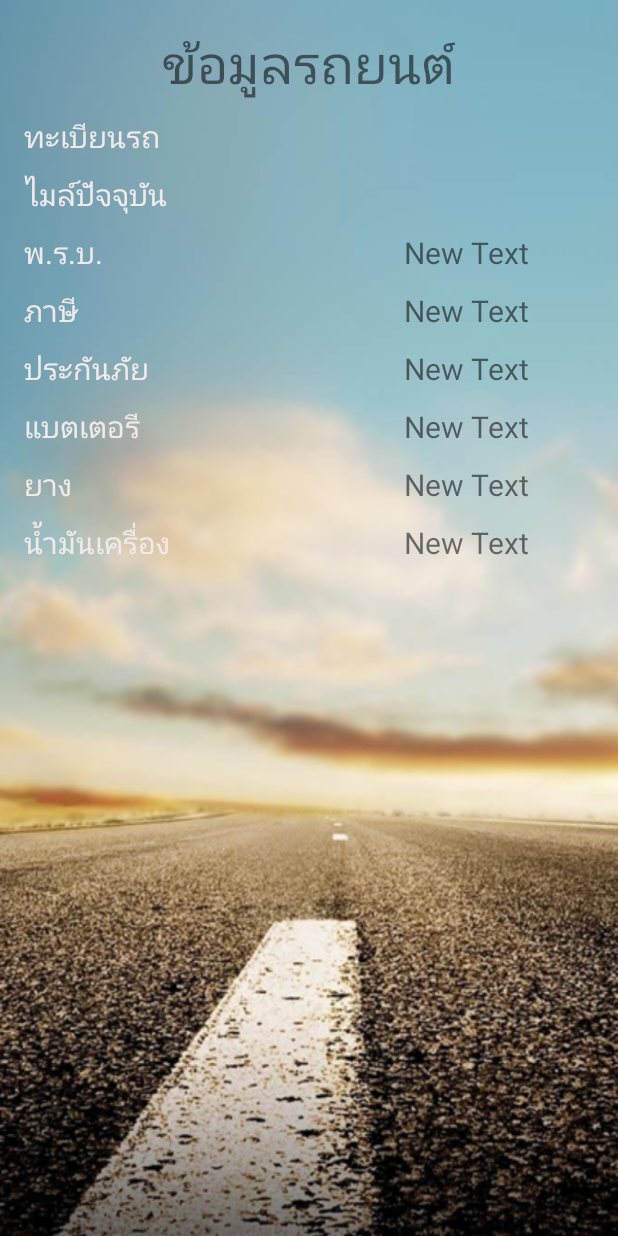
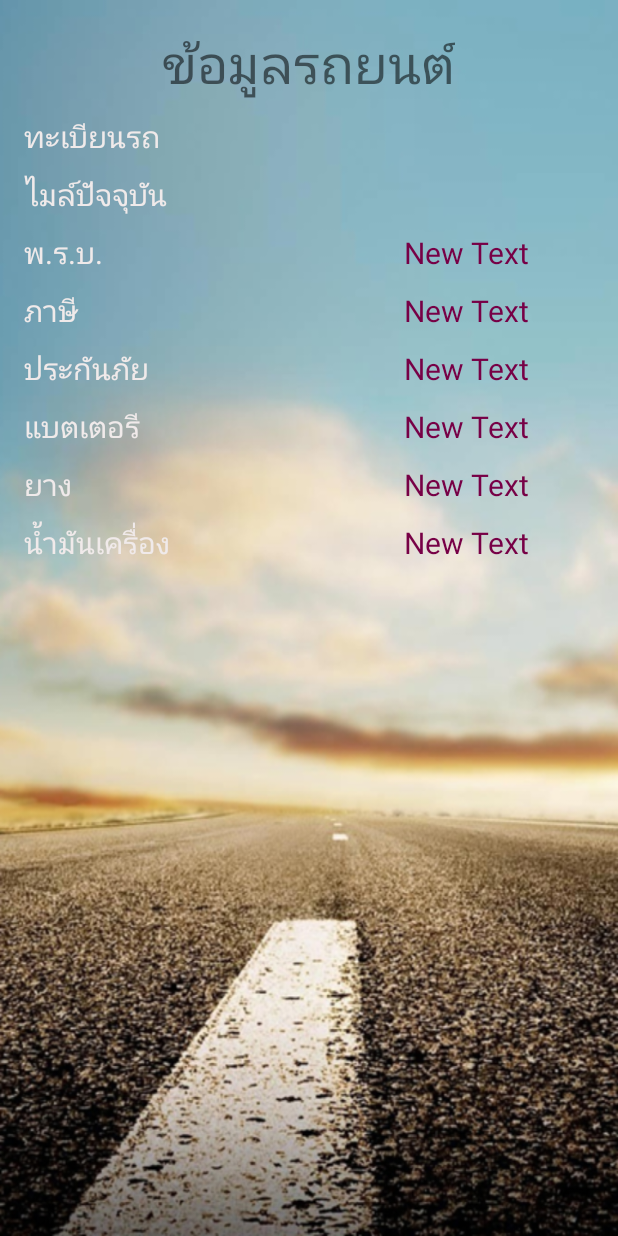
Before and after one commit to SurachaArayachatsakul/DrivingBetter2016, an Android app: the InformationActivity screen opened directly, with no data from a screen before it, on a phone screen of 412 x 824 dp. Run offline under Robolectric (Android 15) with nearby library versions, the phone set to English and light mode, and no system bars; 12 statements that could not run were skipped.

Commit message:
13.50น. 11/1/16
Split Finish

```diff
--- a/app/src/main/java/swu/sun/yut/ob/drivingbetter/InformationActivity.java
+++ b/app/src/main/java/swu/sun/yut/ob/drivingbetter/InformationActivity.java
@@ -66,6 +66,11 @@ public class InformationActivity extends AppCompatActivity {
         tireTextView.setText(tireString);
         engineOilTextView.setText(engineOilString);
 
+        //Split String
+        String[] ACTStrings = ACTString.split("/");
+        for (int i=0;i<ACTStrings.length;i++) {
+            Log.d("car", "ACTString[" + Integer.toString(i) + "] = " + ACTStrings[i]);
+        }  //for
 
 
 
--- a/app/src/main/res/layout/activity_information.xml
+++ b/app/src/main/res/layout/activity_information.xml
@@ -98,7 +98,8 @@
                 android:text="New Text"
                 android:id="@+id/textView33"
                 android:layout_weight="1"
-                android:textSize="@dimen/h2" />
+                android:textSize="@dimen/h2"
+                android:textColor="@color/text2" />
         </LinearLayout>
 
         <LinearLayout
@@ -130,7 +131,8 @@
                 android:text="New Text"
                 android:id="@+id/textView34"
                 android:layout_weight="1"
-                android:textSize="@dimen/h2" />
+                android:textSize="@dimen/h2"
+                android:textColor="@color/text2" />
         </LinearLayout>
 
         <LinearLayout
@@ -162,7 +164,8 @@
                 android:text="New Text"
                 android:id="@+id/textView35"
                 android:layout_weight="1"
-                android:textSize="@dimen/h2" />
+                android:textSize="@dimen/h2"
+                android:textColor="@color/text2" />
         </LinearLayout>
 
         <LinearLayout
@@ -194,7 +197,8 @@
                 android:text="New Text"
                 android:id="@+id/textView36"
                 android:layout_weight="1"
-                android:textSize="@dimen/h2" />
+                android:textSize="@dimen/h2"
+                android:textColor="@color/text2" />
         </LinearLayout>
 
         <LinearLayout
@@ -226,7 +230,8 @@
                 android:text="New Text"
                 android:id="@+id/textView37"
                 android:layout_weight="1"
-                android:textSize="@dimen/h2" />
+                android:textSize="@dimen/h2"
+                android:textColor="@color/text2" />
         </LinearLayout>
 
         <LinearLayout
@@ -258,7 +263,8 @@
                 android:text="New Text"
                 android:id="@+id/textView38"
                 android:layout_weight="1"
-                android:textSize="@dimen/h2" />
+                android:textSize="@dimen/h2"
+                android:textColor="@color/text2" />
         </LinearLayout>
 
     </LinearLayout>
```
